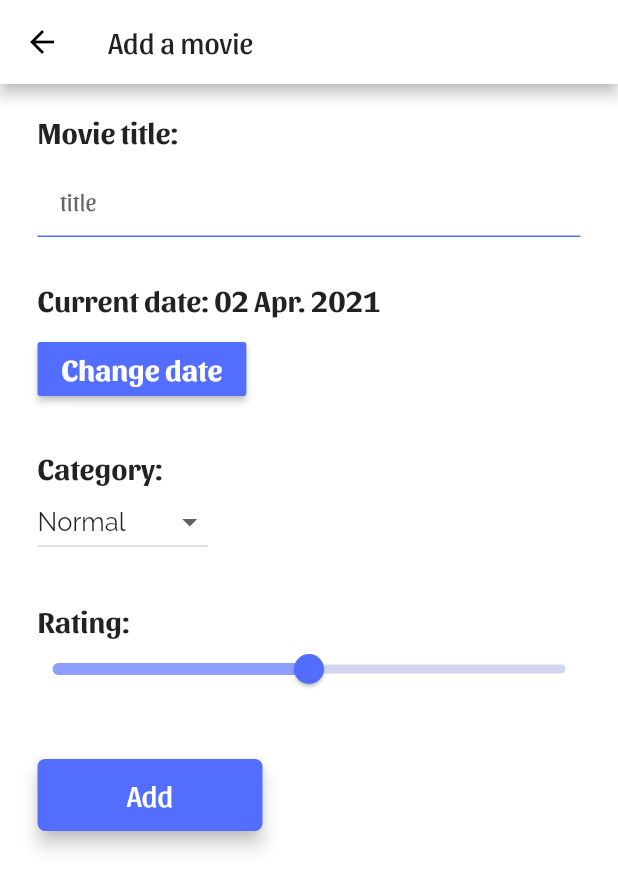
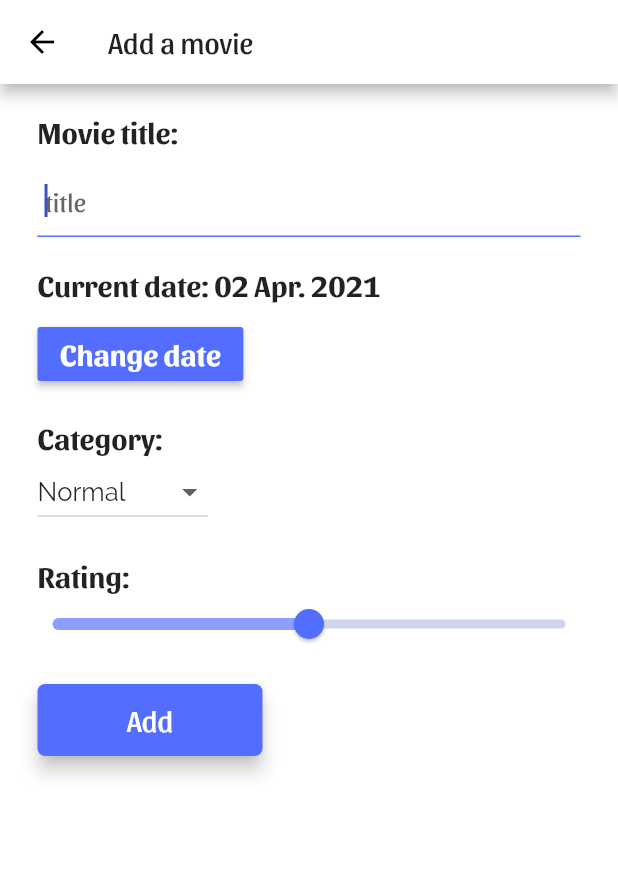
Before and after one commit to Nimlion/Movie-Gems, a Flutter app: the AddMovieScreen screen opened directly, on a phone screen of 412 x 824 dp. Shown: the top 890 px of the screen. Run offline on Flutter 3.47's test engine with Material 2 defaults, Android fonts, the phone set to English and light mode, and no system bars; drawn by our look-alikes of overlay_support; our stand-ins replace cloud_firestore, firebase_auth, firebase_core, flutter_svg, shared_preferences; accounts and stored records are empty.

Commit message:
Null checking and theme update for the add pages
Null checking and scroll glow with button padding for the add screens and movie details page.

```diff
--- a/lib/views/screens/add_movie_screen.dart
+++ b/lib/views/screens/add_movie_screen.dart
@@ -5,7 +5,6 @@ import 'package:intl/intl.dart';
 import 'package:movie_gems/controller/OMDBController.dart';
 import 'package:movie_gems/controller/TMDBMovies.dart';
 import 'package:movie_gems/model/colours.dart';
-import 'package:movie_gems/model/firebase_auth.dart';
 import 'package:movie_gems/model/repository.dart';
 import 'package:movie_gems/views/screens/movie_overview.dart';
 import 'package:overlay_support/overlay_support.dart';
@@ -20,14 +19,10 @@ class AddMovieScreen extends StatefulWidget {
 }
 
 class _AddMovieScreenState extends State<AddMovieScreen> {
-  String _titleValue;
+  String _titleValue = "";
   DateTime _dateValue = DateTime.now();
   double _rating = 5;
   int _category = 0;
-
-  DocumentReference moviesdoc = FirebaseFirestore.instance
-      .collection("movies")
-      .doc(FirebaseAuthentication().auth.currentUser.uid);
 
   _AddMovieScreenState(String title) {
     this._titleValue = title != null ? title : "";
@@ -40,15 +35,11 @@ class _AddMovieScreenState extends State<AddMovieScreen> {
 
   Future<void> _addDocument() async {
     if (!mounted) return;
-    await moviesdoc.snapshots().forEach((DocumentSnapshot element) {
+    DocumentSnapshot element = await Repo.moviesDoc.snapshots().first;
     if (element.exists == false) {
-        FirebaseFirestore.instance
-            .collection("movies")
-            .doc(FirebaseAuthentication().auth.currentUser.uid)
-            .set({});
+      Repo.moviesDoc.set({});
       addMovie();
     }
-    });
   }
 
   Future<void> addMovie() async {
@@ -63,6 +54,7 @@ class _AddMovieScreenState extends State<AddMovieScreen> {
         .fetchOMDBData(_titleValue)
         .then((omdbResponse) async => {
               omdbObject = omdbResponse,
+              if (omdbObject != null)
                 await TMDBMovieController()
                     .fetchTMDBData(omdbResponse.imdbID)
                     .then((tmdbResponse) => tmdbObject = tmdbResponse)
@@ -72,7 +64,7 @@ class _AddMovieScreenState extends State<AddMovieScreen> {
       showSimpleNotification(Text("Movie could not be found"),
           background: Colors.red);
     } else {
-      moviesdoc
+      Repo.moviesDoc
           .update({
             firebaseProof(omdbObject.title): {
               "title": omdbObject.title,
@@ -92,7 +84,7 @@ class _AddMovieScreenState extends State<AddMovieScreen> {
             }
           })
           .then((value) => {
-                showSimpleNotification(Text("movie succesfully added"),
+                showSimpleNotification(Text("Movie succesfully added."),
                     background: Colours.primaryColor),
                 Navigator.pop(context),
               })
@@ -111,7 +103,6 @@ class _AddMovieScreenState extends State<AddMovieScreen> {
   }
 
   Widget _titleField() {
-    final node = FocusScope.of(context);
     return Column(
         crossAxisAlignment: CrossAxisAlignment.start,
         mainAxisSize: MainAxisSize.min,
@@ -125,23 +116,24 @@ class _AddMovieScreenState extends State<AddMovieScreen> {
             height: 10.0,
           ),
           TextField(
+            style: TextStyle(fontSize: Repo.currFontsize - 2),
             autofocus: this._titleValue == "",
             keyboardType: TextInputType.name,
-              textCapitalization: TextCapitalization.words,
+            textCapitalization: TextCapitalization.none,
             onChanged: (value) => this._titleValue = value,
             textInputAction: TextInputAction.done,
-              controller: TextEditingController()..text = this._titleValue,
-              onEditingComplete: () => node.nextFocus(),
+            controller: TextEditingController(text: this._titleValue),
             decoration: InputDecoration(
               hintText: 'title',
-                contentPadding: EdgeInsets.fromLTRB(15, 10, 15, 10),
+              contentPadding: EdgeInsets.fromLTRB(5, 10, 5, 10),
               border: InputBorder.none,
               fillColor: Colors.transparent,
               enabledBorder: UnderlineInputBorder(
                   borderSide: BorderSide(color: Colours.primaryColor)),
               focusedBorder: UnderlineInputBorder(
                   borderSide: BorderSide(color: Colours.primaryColor)),
-              ))
+            ),
+          )
         ]);
   }
 
@@ -160,6 +152,7 @@ class _AddMovieScreenState extends State<AddMovieScreen> {
           height: 10.0,
         ),
         RaisedButton(
+          padding: EdgeInsets.symmetric(horizontal: 15, vertical: 5),
           onPressed: () => _selectDate(context),
           child: Text(
             'Change date',
@@ -301,34 +294,34 @@ class _AddMovieScreenState extends State<AddMovieScreen> {
 
   @override
   Widget build(BuildContext context) {
-    return (Scaffold(
+    return Scaffold(
       appBar: AppBar(
           title: Text(
         'Add a movie',
         style: TextStyle(fontSize: Repo.currFontsize),
       )),
-        body: SafeArea(
-          child: Stack(children: <Widget>[
-            Container(
+      body: Theme(
+        data: Theme.of(context).copyWith(accentColor: Colours.primaryColor),
+        child: SafeArea(
+          child: SingleChildScrollView(
               padding: EdgeInsets.symmetric(horizontal: 25),
-              child: SingleChildScrollView(
               child: Column(
                   crossAxisAlignment: CrossAxisAlignment.start,
                   children: <Widget>[
                     SizedBox(height: 20),
                     _titleField(),
+                    SizedBox(height: 20),
+                    _dateColumn(),
+                    SizedBox(height: 20),
+                    _selectCategory(),
+                    SizedBox(height: 20),
+                    _ratingSlider(),
                     SizedBox(height: 30),
-                    _dateColumn(),
-                    SizedBox(height: 30),
-                    _selectCategory(),
-                    SizedBox(height: 30),
-                    _ratingSlider(),
-                    SizedBox(height: 50),
                     _addButton(),
-                    SizedBox(height: 30),
+                    SizedBox(height: 20),
                   ])),
-            )
-          ]),
-        )));
+        ),
+      ),
+    );
   }
 }
```
Also changed, not shown: lib/views/screens/add_serie_screen.dart (+14 -18 lines), lib/views/screens/add_watchlater_screen.dart (+24 -23 lines), lib/views/screens/movie_details.dart (+27 -12 lines). Lines whose indentation alone changed are shown as unchanged.
